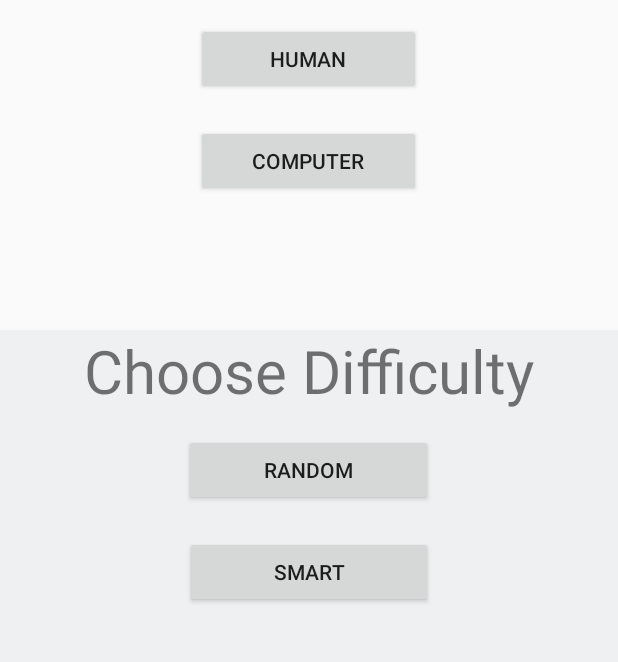
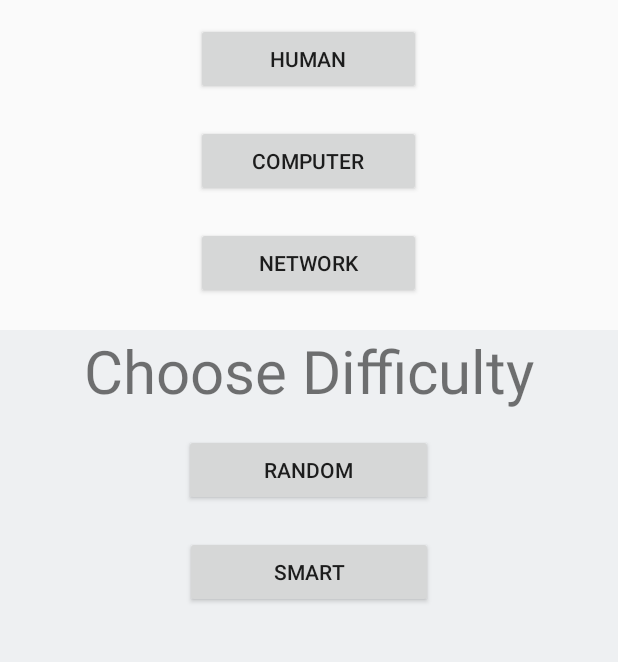
Before and after one commit to genesisbee/Omok, an Android app: the screen it shows after launch (MainActivity), after a tap on "COMPUTER", on a phone screen of 412 x 824 dp, the part 97-759 px from its top. Run offline under Robolectric (Android 15) with nearby library versions, the phone set to English and light mode, and no system bars.

Commit message:
Updated classes

```diff
--- a/app/src/main/java/edu/utep/cs/cs4330cs/hw4/omok/Board.java
+++ b/app/src/main/java/edu/utep/cs/cs4330cs/hw4/omok/Board.java
@@ -15,7 +15,7 @@ import android.util.Log;
 public class Board {
     final private int boardSize = 10;
     private Place[][] board = new Place[boardSize][boardSize];
-    private String playerTurn = "W"; //default player
+    public String playerTurn = "W"; //default player
     private boolean winner = false;
     private int blackScore = 0;
     private int whiteScore = 0;
--- a/app/src/main/java/edu/utep/cs/cs4330cs/hw4/omok/Game_Mode_Fragment.java
+++ b/app/src/main/java/edu/utep/cs/cs4330cs/hw4/omok/Game_Mode_Fragment.java
@@ -17,7 +17,7 @@ public class Game_Mode_Fragment extends Fragment {
     //Events Game_Mode_Fragment will need
     // to talk to MainActivity for.
     public interface GameModeListener{
-        void setMode(int level);
+        void setMode(int mode);
     }
 
     @Override
--- a/app/src/main/java/edu/utep/cs/cs4330cs/hw4/omok/HumanVsComputer.java
+++ b/app/src/main/java/edu/utep/cs/cs4330cs/hw4/omok/HumanVsComputer.java
@@ -1,8 +1,5 @@
 package edu.utep.cs.cs4330cs.hw4.omok;
-import android.content.DialogInterface;
-import android.os.Build;
 import android.os.Bundle;
-import android.view.View;
 import android.widget.Button;
 import android.widget.TextView;
 import android.widget.Toast;
--- a/app/src/main/java/edu/utep/cs/cs4330cs/hw4/omok/MainActivity.java
+++ b/app/src/main/java/edu/utep/cs/cs4330cs/hw4/omok/MainActivity.java
@@ -9,26 +9,41 @@ package edu.utep.cs.cs4330cs.hw4.omok;
  *@authors: Juan Razo and Genesis Bejarano.
  */
 import android.content.Intent;
+import android.os.AsyncTask;
 import android.support.v4.app.FragmentTransaction;
 import android.support.v7.app.AppCompatActivity;
 import android.os.Bundle;
+import android.util.Log;
 import android.view.View;
 import android.widget.Button;
+import java.io.IOException;
+import java.io.InputStream;
+import java.io.InputStreamReader;
+import java.net.HttpURLConnection;
+import java.net.MalformedURLException;
+import java.net.URL;
+import java.util.concurrent.ExecutionException;
 
 /** Test the BoardView class. */
 public class MainActivity extends AppCompatActivity implements Game_Mode_Fragment.GameModeListener {
     //Declaring listeners to the UI components
     Button human;
     Button comp;
+    Button network;
 
     @Override
     protected void onCreate(Bundle savedInstanceState) {
         super.onCreate(savedInstanceState);
         setContentView(R.layout.play_type);
+        //Reference Main Menu UI components
+        human = (Button) findViewById(R.id.humanButton);
+        comp = (Button) findViewById(R.id.compButton);
+        network= (Button) findViewById(R.id.networkButton);
+        ButtonListeners();
+    }
 
-        //Reference Main Menu UI components
-        //Set Main menu button listeners
-        human = (Button) findViewById(R.id.humanButton);
+    //********Content View Setup**********
+        public void ButtonListeners(){
             human.setOnClickListener(new View.OnClickListener() {
                 @Override
                 public void onClick(View v) {
@@ -37,27 +52,41 @@ public class MainActivity extends AppCompatActivity implements Game_Mode_Fragmen
                     startActivity(a);
                 }
             });
-
-        comp = (Button) findViewById(R.id.compButton);
-            comp.setOnClickListener(new View.OnClickListener(){
+            comp.setOnClickListener(new View.OnClickListener() {
                 @Override
-                public void onClick(View v){
+                public void onClick(View v) {
                     //Dynamically display GameMode fragment
                     FragmentTransaction ft = getSupportFragmentManager().beginTransaction();
                     //Replace the contents of the container with the new fragment
-                    ft.replace(R.id.placeholder,new Game_Mode_Fragment());
+                    ft.replace(R.id.placeholder, new Game_Mode_Fragment());
                     //Complete the changes added above
                     ft.commit();
                 }
             });
-        }
 
-    //Called when user has selected a computer mode
-    public void setMode(int level) {
-        Intent b = new Intent();
-        b = new Intent(getApplicationContext(), HumanVsComputer.class);
-        b.putExtra("mode",level);
-        startActivity(b);
+            network.setOnClickListener(new View.OnClickListener(){
+                @Override
+                public void onClick(View v){
+                    Intent c = new Intent();
+                    c = new Intent(getApplicationContext(),HumanVsNetwork.class);
+                    startActivity(c);
+
+                    //Dynamically display GameMode fragment
+                    FragmentTransaction ft = getSupportFragmentManager().beginTransaction();
+                    //Replace the contents of the container with the new fragment
+                    ft.replace(R.id.placeholder, new Network_Mode_Fragment());
+                    //Complete the changes added above
+                    ft.commit();
+
+                }
+            });
     }
 
+        //Called when user has selected a computer mode
+        public void setMode(int level) {
+            Intent b = new Intent();
+            b = new Intent(getApplicationContext(), HumanVsComputer.class);
+            b.putExtra("mode", level);
+            startActivity(b);
+    }
 }
--- a/app/src/main/java/edu/utep/cs/cs4330cs/hw4/omok/Place.java
+++ b/app/src/main/java/edu/utep/cs/cs4330cs/hw4/omok/Place.java
@@ -1,4 +1,6 @@
 package edu.utep.cs.cs4330cs.hw4.omok;
+
+import java.io.Serializable;
 
 /*Place class creates objects called Place. Places helps us
 *determind where or not a player has occupied an intersection on
@@ -6,7 +8,7 @@ package edu.utep.cs.cs4330cs.hw4.omok;
 *track of the current player throught the game.
 *@authors Juan Razo and Genesis Bejarano
 **/
-public class Place {
+public class Place implements Serializable {
     private String player;
     private boolean taken;
 
--- a/app/src/main/res/layout/content_main.xml
+++ b/app/src/main/res/layout/content_main.xml
@@ -58,4 +58,5 @@
         android:layout_centerHorizontal="true" />
 
 
+
 </RelativeLayout>
--- a/app/src/main/res/layout/play_type.xml
+++ b/app/src/main/res/layout/play_type.xml
@@ -40,6 +40,14 @@
                 android:layout_gravity="center_horizontal"
                 android:layout_marginTop="20dp" />
 
+            <Button
+                android:id="@+id/networkButton"
+                android:layout_width="150dp"
+                android:layout_height="wrap_content"
+                android:text="@string/network_mode"
+                android:layout_gravity="center_horizontal"
+                android:layout_marginTop="20dp" />
+
         </LinearLayout>
 
     </LinearLayout>
--- a/app/src/main/res/values/strings.xml
+++ b/app/src/main/res/values/strings.xml
@@ -9,6 +9,7 @@
     <string name="hard_mode">Smart</string>
     <string name="human_mode">Human</string>
     <string name="comp_mode">Computer</string>
+    <string name="network_mode">Network</string>
     <string name="menuTitle">OMOK</string>
 
     <!-- Menu option strings-->
```
Also changed, not shown: app/src/main/AndroidManifest.xml (+10 -0 lines), app/src/main/java/edu/utep/cs/cs4330cs/hw4/omok/AbstractPlayerActivity.java (+13 -0 lines), app/src/main/java/edu/utep/cs/cs4330cs/hw4/omok/HumanVsHuman.java (+11 -2 lines), app/src/main/java/edu/utep/cs/cs4330cs/hw4/omok/HumanVsNetwork.java (added, +84 -0 lines), app/src/main/java/edu/utep/cs/cs4330cs/hw4/omok/Network_Mode_Fragment.java (added, +32 -0 lines), app/src/main/java/edu/utep/cs/cs4330cs/hw4/omok/ResponseParser.java (added, +7 -0 lines), app/src/main/java/edu/utep/cs/cs4330cs/hw4/omok/WebServiceHandler.java (added, +14 -0 lines), app/src/main/res/layout/network_mode_fragment.xml (added, +22 -0 lines), 36 other files.
